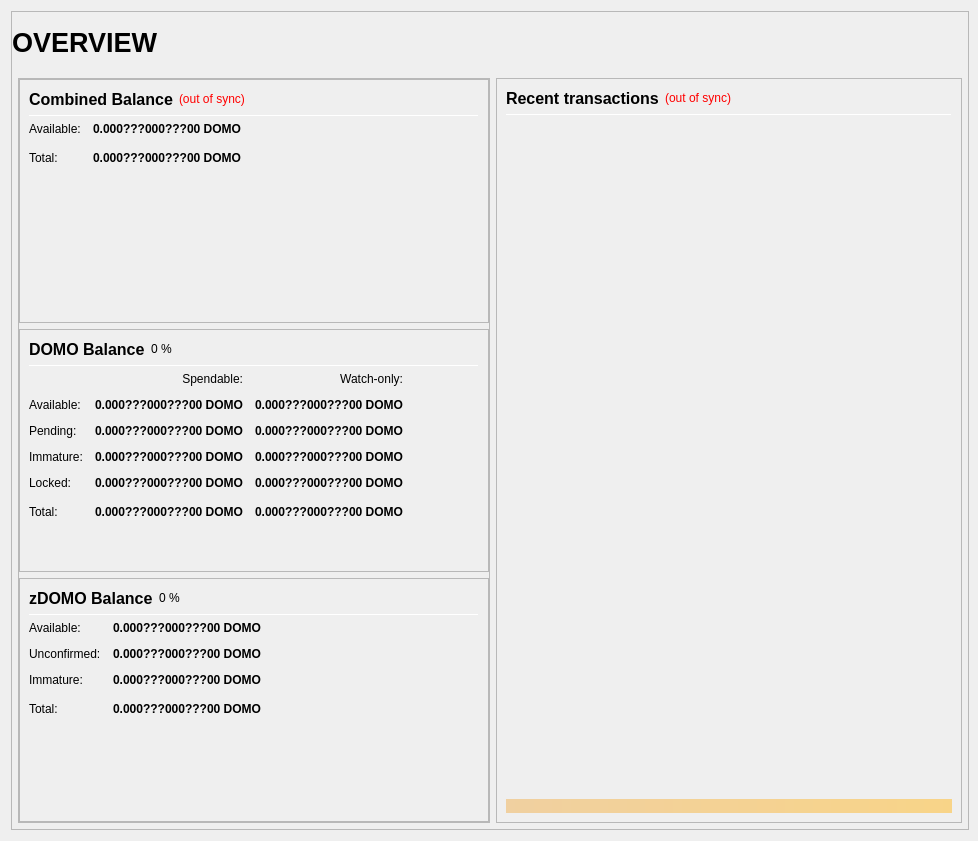
First picture: the form in src/qt/forms/overviewpage.ui, repository Utopianer/DomoCore, before the edit.
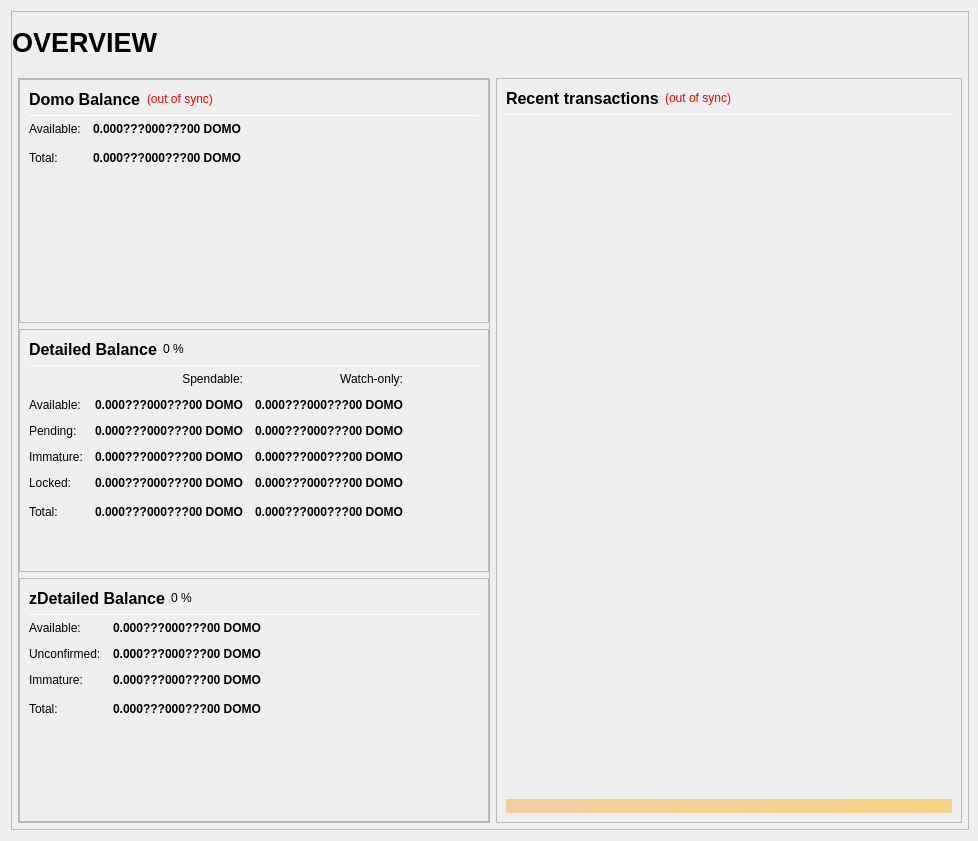
Second picture: the form after the edit.

Diff of the .ui file:
```diff
--- a/src/qt/forms/overviewpage.ui
+++ b/src/qt/forms/overviewpage.ui
@@ -249,7 +249,7 @@
                           <string>Combined Balance (including unconfirmed and immature coins)</string>
                          </property>
                          <property name="text">
-                          <string>Combined Balance</string>
+                          <string>Domo Balance</string>
                          </property>
                         </widget>
                        </item>
@@ -433,7 +433,7 @@
                           </font>
                          </property>
                          <property name="text">
-                          <string>DOMO Balance</string>
+                          <string>Detailed Balance</string>
                          </property>
                         </widget>
                        </item>
@@ -852,7 +852,7 @@
                           </font>
                          </property>
                          <property name="text">
-                          <string>zDOMO Balance</string>
+                          <string>zDetailed Balance</string>
                          </property>
                         </widget>
                        </item>
```
Left out of the diff: 2 changed lines with no effect on the pictures.
